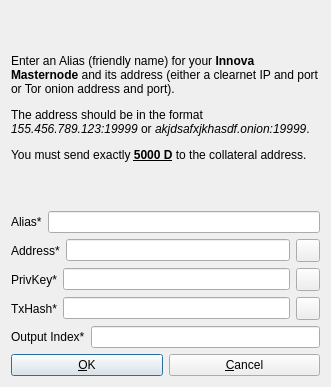
First picture: the form in src/qt/forms/addeditadrenalinenode.ui, repository innova-foundation/innova, before the edit.
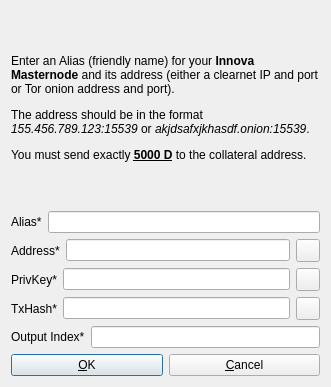
Second picture: the form after the edit. Icons and pictures are not drawn.

Commit message: Port & Protocol Change for Test

The edit to the form file:
```diff
--- a/src/qt/forms/addeditadrenalinenode.ui
+++ b/src/qt/forms/addeditadrenalinenode.ui
@@ -26,7 +26,7 @@
       </sizepolicy>
      </property>
      <property name="text">
-      <string>&lt;html&gt;&lt;head/&gt;&lt;body&gt;&lt;p&gt;Enter an Alias (friendly name) for your &lt;span style=&quot; font-weight:600;&quot;&gt;Innova Masternode&lt;/span&gt; and its address (either a clearnet IP and port or Tor onion address and port).&lt;/p&gt;&lt;p&gt;The address should be in the format &lt;span style=&quot; font-style:italic;&quot;&gt;155.456.789.123:19999&lt;/span&gt; or &lt;span style=&quot; font-style:italic;&quot;&gt;akjdsafxjkhasdf.onion:19999&lt;/span&gt;. &lt;/p&gt;&lt;p&gt;You must send exactly &lt;span style=&quot; font-weight:600; text-decoration: underline;&quot;&gt;5000 D&lt;/span&gt; to the collateral address.&lt;/p&gt;&lt;/body&gt;&lt;/html&gt;</string>
+      <string>&lt;html&gt;&lt;head/&gt;&lt;body&gt;&lt;p&gt;Enter an Alias (friendly name) for your &lt;span style=&quot; font-weight:600;&quot;&gt;Innova Masternode&lt;/span&gt; and its address (either a clearnet IP and port or Tor onion address and port).&lt;/p&gt;&lt;p&gt;The address should be in the format &lt;span style=&quot; font-style:italic;&quot;&gt;155.456.789.123:15539&lt;/span&gt; or &lt;span style=&quot; font-style:italic;&quot;&gt;akjdsafxjkhasdf.onion:15539&lt;/span&gt;. &lt;/p&gt;&lt;p&gt;You must send exactly &lt;span style=&quot; font-weight:600; text-decoration: underline;&quot;&gt;5000 D&lt;/span&gt; to the collateral address.&lt;/p&gt;&lt;/body&gt;&lt;/html&gt;</string>
      </property>
      <property name="wordWrap">
       <bool>true</bool>
```
The commit also changes 20 other files.
